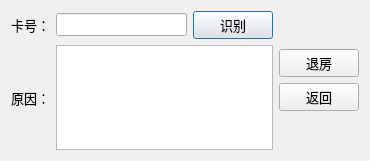
Above: Lab5/One_Card_System/pages/writeoff/writeoffperson.ui from JyamlamLaiHust/RFIDLab before the change. Below: the same form after it.
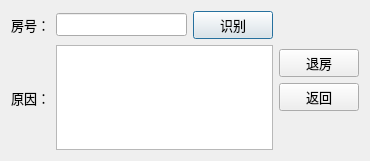
That is the form after the change.

```diff
--- a/Lab5/One_Card_System/pages/writeoff/writeoffperson.ui
+++ b/Lab5/One_Card_System/pages/writeoff/writeoffperson.ui
@@ -27,7 +27,7 @@
           </font>
          </property>
          <property name="text">
-          <string>卡号：</string>
+          <string>房号：</string>
          </property>
         </widget>
        </item>
```
Left out of the diff: 2 changed lines with no effect on the pictures.
